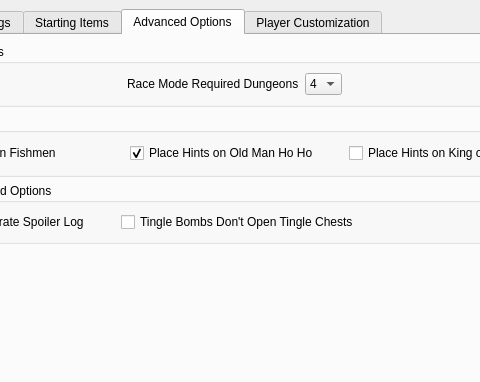
First picture: the form in wwr_ui/randomizer_window.ui, repository LagoLunatic/wwrando, before the edit; both pictures show x 122 to 602 and y 0 to 382 of the 950 by 690 pixel window.
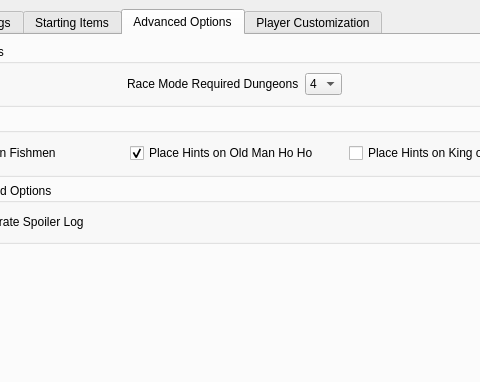
Second picture: the form after the edit. The open tabs and pages were chosen to show the change.

Commit message: Remove the "Tingle Bombs Don't Open Tingle Chests" option

Patch:
```diff
--- a/wwr_ui/randomizer_window.ui
+++ b/wwr_ui/randomizer_window.ui
@@ -948,13 +948,6 @@
                <item row="0" column="3">
                 <widget class="QWidget" name="widget_7" native="true"/>
                </item>
-               <item row="0" column="1">
-                <widget class="QCheckBox" name="disable_tingle_chests_with_tingle_bombs">
-                 <property name="text">
-                  <string>Tingle Bombs Don't Open Tingle Chests</string>
-                 </property>
-                </widget>
-               </item>
                <item row="0" column="0">
                 <widget class="QCheckBox" name="do_not_generate_spoiler_log">
                  <property name="text">
```
Left out of the diff: 3 changed lines with no effect on the pictures. The commit also changes 5 other files.
